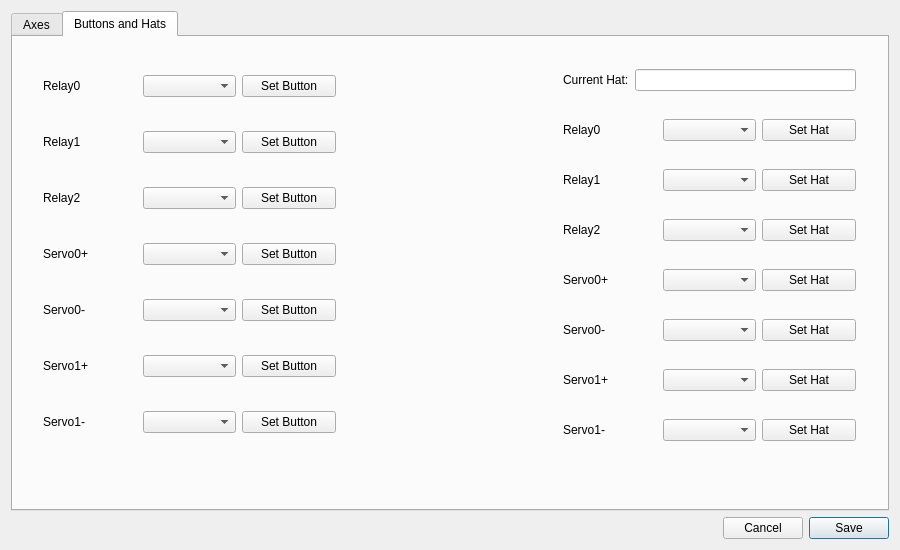
Old version of the form Monterey/rovmappings.ui in the repository rovsuite/monterey.
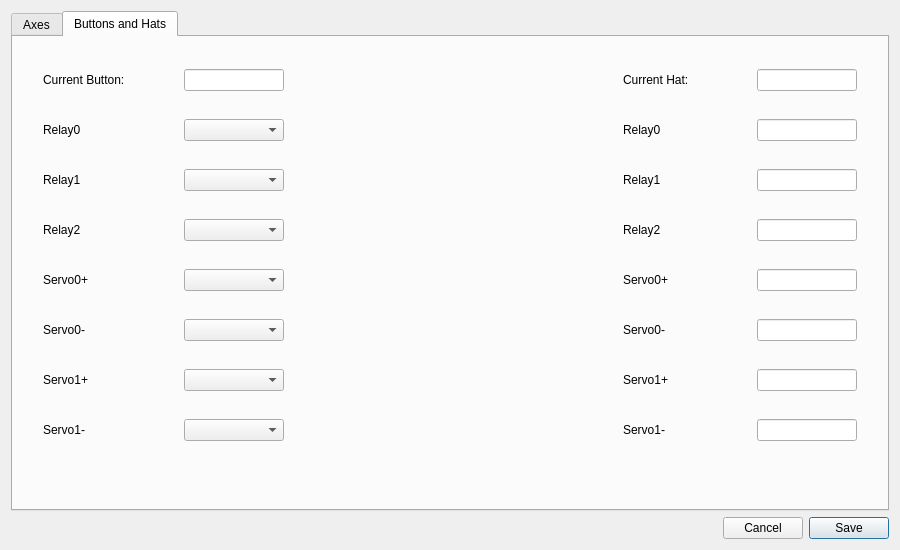
New version of the form. The open tabs and pages were chosen to show the change.

Commit message: Fixed UI layouts Added ability to change hat and button functions from the settings GUI Added ability to save the hat and button functions

Patch:
```diff
--- a/Monterey/rovmappings.ui
+++ b/Monterey/rovmappings.ui
@@ -310,11 +310,53 @@
         <rect>
          <x>30</x>
          <y>10</y>
-         <width>293</width>
+         <width>241</width>
          <height>421</height>
         </rect>
        </property>
        <layout class="QVBoxLayout" name="verticalLayout_5">
+        <item>
+         <layout class="QHBoxLayout" name="horizontalLayout_9">
+          <item>
+           <widget class="QLabel" name="label_10">
+            <property name="text">
+             <string>Current Button:</string>
+            </property>
+           </widget>
+          </item>
+          <item>
+           <widget class="QLineEdit" name="leCurrentButton">
+            <property name="sizePolicy">
+             <sizepolicy hsizetype="Fixed" vsizetype="Fixed">
+              <horstretch>0</horstretch>
+              <verstretch>0</verstretch>
+             </sizepolicy>
+            </property>
+            <property name="minimumSize">
+             <size>
+              <width>100</width>
+              <height>0</height>
+             </size>
+            </property>
+            <property name="maximumSize">
+             <size>
+              <width>100</width>
+              <height>16777215</height>
+             </size>
+            </property>
+            <property name="focusPolicy">
+             <enum>Qt::NoFocus</enum>
+            </property>
+            <property name="alignment">
+             <set>Qt::AlignCenter</set>
+            </property>
+            <property name="readOnly">
+             <bool>true</bool>
+            </property>
+           </widget>
+          </item>
+         </layout>
+        </item>
         <item>
          <layout class="QHBoxLayout" name="horizontalLayout_15">
           <item>
@@ -325,12 +367,24 @@
            </widget>
           </item>
           <item>
-           <widget class="QComboBox" name="cbR0But"/>
-          </item>
-          <item>
-           <widget class="QPushButton" name="pbR0But">
-            <property name="text">
-             <string>Set Button</string>
+           <widget class="QComboBox" name="cbR0But">
+            <property name="sizePolicy">
+             <sizepolicy hsizetype="Fixed" vsizetype="Fixed">
+              <horstretch>0</horstretch>
+              <verstretch>0</verstretch>
+             </sizepolicy>
+            </property>
+            <property name="minimumSize">
+             <size>
+              <width>100</width>
+              <height>0</height>
+             </size>
+            </property>
+            <property name="maximumSize">
+             <size>
+              <width>100</width>
+              <height>16777215</height>
+             </size>
             </property>
            </widget>
           </item>
@@ -346,12 +400,24 @@
            </widget>
           </item>
           <item>
-           <widget class="QComboBox" name="cbR1But"/>
-          </item>
-          <item>
-           <widget class="QPushButton" name="pbR1But">
-            <property name="text">
-             <string>Set Button</string>
+           <widget class="QComboBox" name="cbR1But">
+            <property name="sizePolicy">
+             <sizepolicy hsizetype="Fixed" vsizetype="Fixed">
+              <horstretch>0</horstretch>
+              <verstretch>0</verstretch>
+             </sizepolicy>
+            </property>
+            <property name="minimumSize">
+             <size>
+              <width>100</width>
+              <height>0</height>
+             </size>
+            </property>
+            <property name="maximumSize">
+             <size>
+              <width>100</width>
+              <height>16777215</height>
+             </size>
             </property>
            </widget>
           </item>
@@ -367,12 +433,24 @@
            </widget>
           </item>
           <item>
-           <widget class="QComboBox" name="cbR2But"/>
-          </item>
-          <item>
-           <widget class="QPushButton" name="pbR2But">
-            <property name="text">
-             <string>Set Button</string>
+           <widget class="QComboBox" name="cbR2But">
+            <property name="sizePolicy">
+             <sizepolicy hsizetype="Fixed" vsizetype="Fixed">
+              <horstretch>0</horstretch>
+              <verstretch>0</verstretch>
+             </sizepolicy>
+            </property>
+            <property name="minimumSize">
+             <size>
+              <width>100</width>
+              <height>0</height>
+             </size>
+            </property>
+            <property name="maximumSize">
+             <size>
+              <width>100</width>
+              <height>16777215</height>
+             </size>
             </property>
            </widget>
           </item>
@@ -388,12 +466,24 @@
            </widget>
           </item>
           <item>
-           <widget class="QComboBox" name="cbS0IBut"/>
-          </item>
-          <item>
-           <widget class="QPushButton" name="pbS0IBut">
-            <property name="text">
-             <string>Set Button</string>
+           <widget class="QComboBox" name="cbS0IBut">
+            <property name="sizePolicy">
+             <sizepolicy hsizetype="Fixed" vsizetype="Fixed">
+              <horstretch>0</horstretch>
+              <verstretch>0</verstretch>
+             </sizepolicy>
+            </property>
+            <property name="minimumSize">
+             <size>
+              <width>100</width>
+              <height>0</height>
+             </size>
+            </property>
+            <property name="maximumSize">
+             <size>
+              <width>100</width>
+              <height>16777215</height>
+             </size>
             </property>
            </widget>
           </item>
@@ -409,12 +499,24 @@
            </widget>
           </item>
           <item>
-           <widget class="QComboBox" name="cbS0DBut"/>
-          </item>
-          <item>
-           <widget class="QPushButton" name="pbS0DBut">
-            <property name="text">
-             <string>Set Button</string>
+           <widget class="QComboBox" name="cbS0DBut">
+            <property name="sizePolicy">
+             <sizepolicy hsizetype="Fixed" vsizetype="Fixed">
+              <horstretch>0</horstretch>
+              <verstretch>0</verstretch>
+             </sizepolicy>
+            </property>
+            <property name="minimumSize">
+             <size>
+              <width>100</width>
+              <height>0</height>
+             </size>
+            </property>
+            <property name="maximumSize">
+             <size>
+              <width>100</width>
+              <height>16777215</height>
+             </size>
             </property>
            </widget>
           </item>
@@ -430,12 +532,24 @@
            </widget>
           </item>
           <item>
-           <widget class="QComboBox" name="cbS1IBut"/>
-          </item>
-          <item>
-           <widget class="QPushButton" name="pbS1IBut">
-            <property name="text">
-             <string>Set Button</string>
+           <widget class="QComboBox" name="cbS1IBut">
+            <property name="sizePolicy">
+             <sizepolicy hsizetype="Fixed" vsizetype="Fixed">
+              <horstretch>0</horstretch>
+              <verstretch>0</verstretch>
+             </sizepolicy>
+            </property>
+            <property name="minimumSize">
+             <size>
+              <width>100</width>
+              <height>0</height>
+             </size>
+            </property>
+            <property name="maximumSize">
+             <size>
+              <width>100</width>
+              <height>16777215</height>
+             </size>
             </property>
            </widget>
           </item>
@@ -451,12 +565,24 @@
            </widget>
           </item>
           <item>
-           <widget class="QComboBox" name="cbS1DBut"/>
-          </item>
-          <item>
-           <widget class="QPushButton" name="pbS1DBut">
-            <property name="text">
-             <string>Set Button</string>
+           <widget class="QComboBox" name="cbS1DBut">
+            <property name="sizePolicy">
+             <sizepolicy hsizetype="Fixed" vsizetype="Fixed">
+              <horstretch>0</horstretch>
+              <verstretch>0</verstretch>
+             </sizepolicy>
+            </property>
+            <property name="minimumSize">
+             <size>
+              <width>100</width>
+              <height>0</height>
+             </size>
+            </property>
+            <property name="maximumSize">
+             <size>
+              <width>100</width>
+              <height>16777215</height>
+             </size>
             </property>
            </widget>
           </item>
@@ -467,9 +593,9 @@
       <widget class="QWidget" name="layoutWidget_5">
        <property name="geometry">
         <rect>
-         <x>550</x>
+         <x>610</x>
          <y>10</y>
-         <width>293</width>
+         <width>234</width>
          <height>421</height>
         </rect>
        </property>
@@ -485,6 +611,27 @@
           </item>
           <item>
            <widget class="QLineEdit" name="leCurrentHat">
+            <property name="sizePolicy">
+             <sizepolicy hsizetype="Fixed" vsizetype="Fixed">
+              <horstretch>0</horstretch>
+              <verstretch>0</verstretch>
+             </sizepolicy>
+            </property>
+            <property name="minimumSize">
+             <size>
+              <width>100</width>
+              <height>0</height>
+             </size>
+            </property>
+            <property name="maximumSize">
+             <size>
+              <width>100</width>
+              <height>16777215</height>
+             </size>
+            </property>
+            <property name="inputMask">
+             <string/>
+            </property>
             <property name="alignment">
              <set>Qt::AlignCenter</set>
             </property>
@@ -505,12 +652,24 @@
            </widget>
           </item>
           <item>
-           <widget class="QComboBox" name="cbR0Hat"/>
-          </item>
-          <item>
-           <widget class="QPushButton" name="pbR0Hat">
-            <property name="text">
-             <string>Set Hat</string>
+           <widget class="QLineEdit" name="leR0Hat">
+            <property name="sizePolicy">
+             <sizepolicy hsizetype="Fixed" vsizetype="Fixed">
+              <horstretch>0</horstretch>
+              <verstretch>0</verstretch>
+             </sizepolicy>
+            </property>
+            <property name="maximumSize">
+             <size>
+              <width>100</width>
+              <height>16777215</height>
+             </size>
+            </property>
+            <property name="inputMask">
+             <string/>
+            </property>
+            <property name="alignment">
+             <set>Qt::AlignCenter</set>
             </property>
            </widget>
           </item>
@@ -526,12 +685,24 @@
            </widget>
           </item>
           <item>
-           <widget class="QComboBox" name="cbR1Hat"/>
-          </item>
-          <item>
-           <widget class="QPushButton" name="pbR1Hat">
-            <property name="text">
-             <string>Set Hat</string>
+           <widget class="QLineEdit" name="leR1Hat">
+            <property name="sizePolicy">
+             <sizepolicy hsizetype="Fixed" vsizetype="Fixed">
+              <horstretch>0</horstretch>
+              <verstretch>0</verstretch>
+             </sizepolicy>
+            </property>
+            <property name="maximumSize">
+             <size>
+              <width>100</width>
+              <height>16777215</height>
+             </size>
+            </property>
+            <property name="inputMask">
+             <string/>
+            </property>
+            <property name="alignment">
+             <set>Qt::AlignCenter</set>
             </property>
            </widget>
           </item>
@@ -547,12 +718,24 @@
            </widget>
           </item>
           <item>
-           <widget class="QComboBox" name="cbR2Hat"/>
-          </item>
-          <item>
-           <widget class="QPushButton" name="pbR2Hat">
-            <property name="text">
-             <string>Set Hat</string>
+           <widget class="QLineEdit" name="leR2Hat">
+            <property name="sizePolicy">
+             <sizepolicy hsizetype="Fixed" vsizetype="Fixed">
+              <horstretch>0</horstretch>
+              <verstretch>0</verstretch>
+             </sizepolicy>
+            </property>
+            <property name="maximumSize">
+             <size>
+              <width>100</width>
+              <height>16777215</height>
+             </size>
+            </property>
+            <property name="inputMask">
+             <string/>
+            </property>
+            <property name="alignment">
+             <set>Qt::AlignCenter</set>
             </property>
            </widget>
           </item>
@@ -568,12 +751,24 @@
            </widget>
           </item>
           <item>
-           <widget class="QComboBox" name="cbS0IHat"/>
-          </item>
-          <item>
-           <widget class="QPushButton" name="pbS0IHat">
-            <property name="text">
-             <string>Set Hat</string>
+           <widget class="QLineEdit" name="leS0IHat">
+            <property name="sizePolicy">
+             <sizepolicy hsizetype="Fixed" vsizetype="Fixed">
+              <horstretch>0</horstretch>
+              <verstretch>0</verstretch>
+             </sizepolicy>
+            </property>
+            <property name="maximumSize">
+             <size>
+              <width>100</width>
+              <height>16777215</height>
+             </size>
+            </property>
+            <property name="inputMask">
+             <string/>
+            </property>
+            <property name="alignment">
+             <set>Qt::AlignCenter</set>
             </property>
            </widget>
           </item>
@@ -589,12 +784,24 @@
            </widget>
           </item>
           <item>
-           <widget class="QComboBox" name="cbS0DHat"/>
-          </item>
-          <item>
-           <widget class="QPushButton" name="pbS0DHat">
-            <property name="text">
-             <string>Set Hat</string>
+           <widget class="QLineEdit" name="leS0DHat">
+            <property name="sizePolicy">
+             <sizepolicy hsizetype="Fixed" vsizetype="Fixed">
+              <horstretch>0</horstretch>
+              <verstretch>0</verstretch>
+             </sizepolicy>
+            </property>
+            <property name="maximumSize">
+             <size>
+              <width>100</width>
+              <height>16777215</height>
+             </size>
+            </property>
+            <property name="inputMask">
+             <string/>
+            </property>
+            <property name="alignment">
+             <set>Qt::AlignCenter</set>
             </property>
            </widget>
           </item>
@@ -610,12 +817,24 @@
            </widget>
           </item>
           <item>
-           <widget class="QComboBox" name="cbS1IHat"/>
-          </item>
-          <item>
-           <widget class="QPushButton" name="pbS1IHat">
-            <property name="text">
-             <string>Set Hat</string>
+           <widget class="QLineEdit" name="leS1IHat">
+            <property name="sizePolicy">
+             <sizepolicy hsizetype="Fixed" vsizetype="Fixed">
+              <horstretch>0</horstretch>
+              <verstretch>0</verstretch>
+             </sizepolicy>
+            </property>
+            <property name="maximumSize">
+             <size>
+              <width>100</width>
+              <height>16777215</height>
+             </size>
+            </property>
+            <property name="inputMask">
+             <string/>
+            </property>
+            <property name="alignment">
+             <set>Qt::AlignCenter</set>
             </property>
            </widget>
           </item>
@@ -631,12 +850,24 @@
            </widget>
           </item>
           <item>
-           <widget class="QComboBox" name="cbS1DHat"/>
-          </item>
-          <item>
-           <widget class="QPushButton" name="pbS1DHat">
-            <property name="text">
-             <string>Set Hat</string>
+           <widget class="QLineEdit" name="leS1DHat">
+            <property name="sizePolicy">
+             <sizepolicy hsizetype="Fixed" vsizetype="Fixed">
+              <horstretch>0</horstretch>
+              <verstretch>0</verstretch>
+             </sizepolicy>
+            </property>
+            <property name="maximumSize">
+             <size>
+              <width>100</width>
+              <height>16777215</height>
+             </size>
+            </property>
+            <property name="inputMask">
+             <string/>
+            </property>
+            <property name="alignment">
+             <set>Qt::AlignCenter</set>
             </property>
            </widget>
           </item>
```
Left out of the diff: 2 changed lines with no effect on the pictures. The commit also changes 7 other files.
